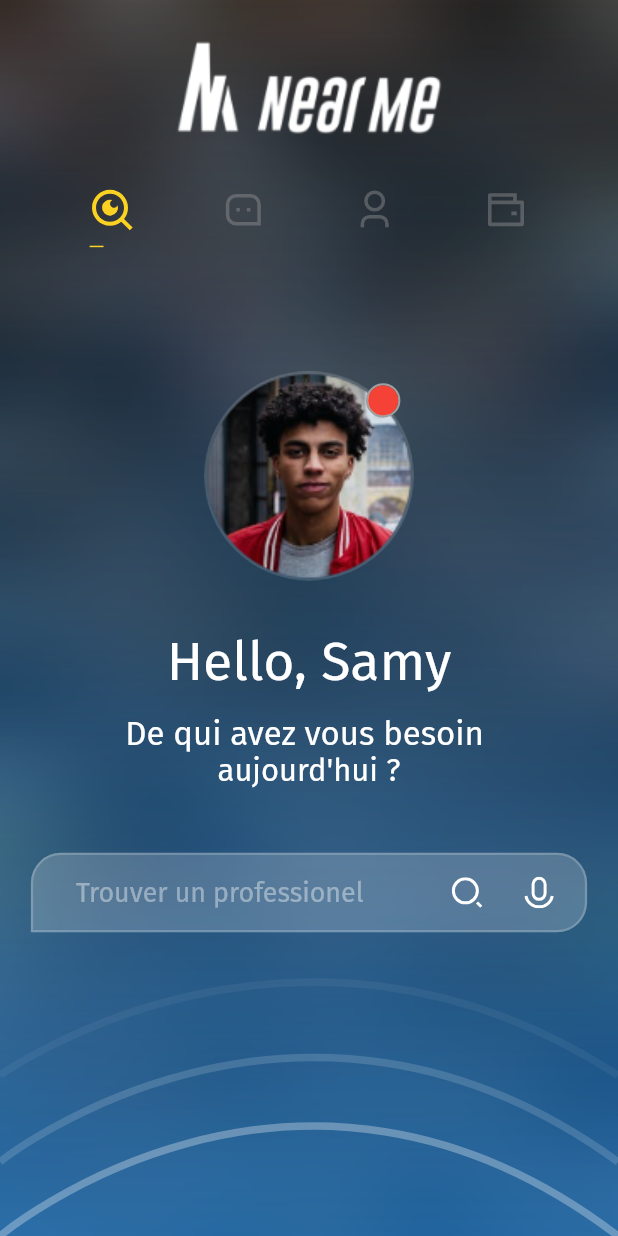
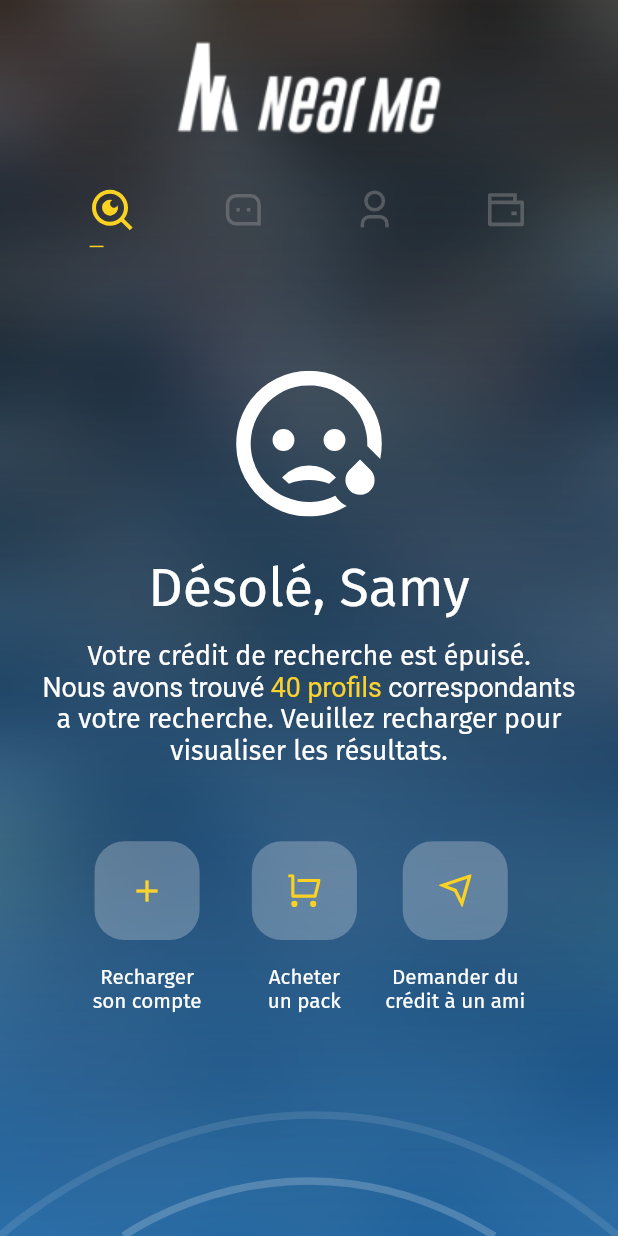
Before and after one commit to parfaitsmartcode/Mapane_Mobile, a Flutter app: the screen it shows after launch, on a phone screen of 412 x 824 dp. Run offline on Flutter 3.47's test engine with Material 2 defaults, Android fonts, the phone set to English and light mode, and no system bars; our stand-ins replace dartz, dio, flutter_svg, get_it, google_fonts, modal_bottom_sheet and 3 more; project files that could hold a hidden picture were left out.

Commit message:
worked on home screens

```diff
--- a/lib/constants/assets.dart
+++ b/lib/constants/assets.dart
@@ -5,6 +5,8 @@ class Assets {
   static const String profilePicture = "assets/Profile-picture.png";
   static const String logoWidthPng = "assets/logo_width_.png";
   static const String cardIcon = "assets/card.png";
+  static const String cartIcon = "assets/cart-icon.svg";
+  static const String sendIcon = "assets/send-icon.svg";
   static const String logoSvg = "assets/logo.svg";
   static const String arrowDownSvg = "assets/arrow-down.svg";
   static const String userIcon = "assets/user-icon.svg";
@@ -20,4 +22,5 @@ class Assets {
   static const String userAppbar = "assets/user-appbar.svg";
   static const String micSearchbar = "assets/mic-searchbar.svg";
   static const String searchSearchbar = "assets/search-searchbar.svg";
+  static const String unsuccessfullIcon = "assets/unsuccessfull.svg";
 }
--- a/lib/custom/widgets/curve_painter.dart
+++ b/lib/custom/widgets/curve_painter.dart
@@ -1,5 +1,4 @@
 import 'package:flutter/material.dart';
-import 'package:near_me/utils/hexcolor.dart';
 
 class CurvePainter extends CustomPainter {
   final double x1;
@@ -9,7 +8,8 @@ class CurvePainter extends CustomPainter {
   final double x3;
   final double y3;
   final Color color;
-  CurvePainter(this.x1,this.y1,this.x2,this.y2,this.x3,this.y3,this.color);
+  double strokeWidth;
+  CurvePainter(this.x1,this.y1,this.x2,this.y2,this.x3,this.y3,this.color,{this.strokeWidth = 5});
   @override
   void paint(Canvas canvas, Size size) {
     var paint = Paint();
@@ -17,7 +17,8 @@ class CurvePainter extends CustomPainter {
     paint.style = PaintingStyle.stroke;
     print(size.width);
     var path = Path();
-    paint.strokeWidth = 5;
+    print(strokeWidth);
+    paint.strokeWidth = strokeWidth;
     path.moveTo(x1, y1);
     path.cubicTo(x1, y1, x2, y2, x3, y3);
     canvas.drawPath(path, paint);
--- a/lib/routes.dart
+++ b/lib/routes.dart
@@ -1,6 +1,7 @@
 import 'package:flutter/material.dart';
 import 'package:near_me/screens/demandeur_register.dart';
 import 'package:near_me/screens/home.dart';
+import 'package:near_me/screens/home_recommanded.dart';
 import 'package:near_me/screens/professionel_register.dart';
 import 'package:near_me/screens/profile_pic.dart';
 import 'package:near_me/screens/select_account.dart';
@@ -17,6 +18,7 @@ class Routes {
   static const String professionelRegister = '/professionelRegister';
   static const String profilePic = '/profilePic';
   static const String homePage = '/homePage';
+  static const String recommended = '/recommended';
 
   static final routes = <String, WidgetBuilder>{
     splash: (BuildContext context) => SplashScreen(),
@@ -25,5 +27,6 @@ class Routes {
     professionelRegister: (BuildContext context) => ProfessionelRegister(),
     profilePic: (BuildContext context) => ProfilePic(),
     homePage: (BuildContext context) => HomePage(),
+    recommended: (BuildContext context) => Recommended(),
   };
 }
--- /dev/null
+++ b/lib/screens/disable_screen.dart
@@ -0,0 +1,257 @@
+import 'package:flutter/material.dart';
+import 'package:flutter_svg/flutter_svg.dart';
+import 'package:near_me/constants/assets.dart';
+import 'package:near_me/custom/widgets/curve_painter.dart';
+import 'package:near_me/utils/hexcolor.dart';
+import 'package:near_me/utils/size_config.dart';
+import 'package:sizer/sizer.dart';
+
+class DisableScreen extends StatefulWidget {
+  @override
+  _DisableScreenState createState() => _DisableScreenState();
+}
+
+class _DisableScreenState extends State<DisableScreen> {
+  @override
+  Widget build(BuildContext context) {
+    return Container(
+        decoration: BoxDecoration(
+            image: DecorationImage(
+                image: AssetImage(Assets.appBackground), fit: BoxFit.fill)),
+        child: Stack(
+          children: [
+            Padding(
+              padding: EdgeInsets.only(top: 30.0.h),
+              child: Align(
+                alignment: Alignment.topCenter,
+                child: SvgPicture.asset(Assets.unsuccessfullIcon)
+              ),
+            ),
+            Padding(
+              padding: EdgeInsets.only(top: SizeConfig.blockSizeVertical * 7),
+              child: Align(
+                alignment: Alignment.center,
+                child: Column(
+                  mainAxisAlignment: MainAxisAlignment.center,
+                  children: [
+                    Text(
+                      "Désolé, Samy",
+                      style: TextStyle(
+                          color: Colors.white,
+                          fontSize: 26.0.sp
+                      ),
+                    ),
+                    SizedBox(
+                      height: SizeConfig.blockSizeVertical * 1.5,
+                    ),
+                    Text(
+                      "Votre crédit de recherche est épuisé.",
+                      style: TextStyle(
+                          color: Colors.white,
+                          fontSize: 13.0.sp
+                      ),
+                    ),
+                    RichText(
+                        text: TextSpan(
+                          text: "Nous avons trouvé ",
+                          style: TextStyle(
+
+                              fontSize: 13.0.sp
+                          ),
+                          children: [
+                            TextSpan(
+                              text: "40 profils",
+                              style: TextStyle(
+                                  fontSize: 13.0.sp,
+                                color: HexColor("#FCD22F")
+                              ),
+                            ),
+                            TextSpan(
+                              text: " correspondants",
+                              style: TextStyle(
+                                  fontSize: 13.0.sp,
+                              ),
+                            )
+                          ]
+                        )
+                    ),
+                    Text(
+                      "a votre recherche. Veuillez recharger pour",
+                      style: TextStyle(
+                          color: Colors.white,
+                          fontSize: 13.0.sp
+                      ),
+                    ),
+                    Text(
+                      "visualiser les résultats.",
+                      style: TextStyle(
+                          color: Colors.white,
+                          fontSize: 13.0.sp
+                      ),
+                    ),
+                  ],
+                ),
+              ),
+            ),
+            Padding(
+              padding: EdgeInsets.only(top: SizeConfig.blockSizeVertical * 50,left: SizeConfig.blockSizeHorizontal * 15,right: SizeConfig.blockSizeHorizontal * 15),
+              child: Align(
+                  alignment: Alignment.center,
+                  child: Row(
+                    mainAxisAlignment: MainAxisAlignment.spaceBetween,
+                    children: [
+                      Column(
+                        mainAxisAlignment: MainAxisAlignment.center,
+                        children: [
+                          Container(
+                            width: SizeConfig.blockSizeHorizontal * 17,
+                            height: SizeConfig.blockSizeVertical * 8,
+                            decoration: BoxDecoration(
+                              color: Colors.white.withOpacity(0.25),
+                              borderRadius: BorderRadius.circular(20)
+                            ),
+                            child: Icon(
+                              Icons.add,
+                              color: HexColor("#FCD22F"),
+                            ),
+                          ),
+                          SizedBox(
+                            height: SizeConfig.blockSizeVertical * 2,
+                          ),
+                          Text(
+                            "Recharger",
+                            style: TextStyle(
+                                color: Colors.white,
+                                fontSize: 10.0.sp
+                            ),
+                          ),
+                          Text(
+                            "son compte",
+                            style: TextStyle(
+                                color: Colors.white,
+                                fontSize: 10.0.sp
+                            ),
+                          ),
+                        ],
+                      ),
+                      SizedBox(
+                        width: SizeConfig.blockSizeHorizontal,
+                      ),
+                      Column(
+                        mainAxisAlignment: MainAxisAlignment.center,
+                        children: [
+                          Container(
+                            width: SizeConfig.blockSizeHorizontal * 17,
+                            height: SizeConfig.blockSizeVertical * 8,
+                            decoration: BoxDecoration(
+                              color: Colors.white.withOpacity(0.25),
+                              borderRadius: BorderRadius.circular(20)
+                            ),
+                            child: Padding(
+                              padding: const EdgeInsets.all(22),
+                              child: SvgPicture.asset(Assets.cartIcon),
+                            )
+                          ),
+                          SizedBox(
+                            height: SizeConfig.blockSizeVertical * 2,
+                          ),
+                          Text(
+                            "Acheter",
+                            style: TextStyle(
+                                color: Colors.white,
+                                fontSize: 10.0.sp
+                            ),
+                          ),
+                          Text(
+                            "un pack",
+                            style: TextStyle(
+                                color: Colors.white,
+                                fontSize: 10.0.sp
+                            ),
+                          ),
+                        ],
+                      ),
+
+                      Padding(
+                        padding:  EdgeInsets.only(left: SizeConfig.blockSizeHorizontal),
+                        child: Column(
+                          mainAxisAlignment: MainAxisAlignment.center,
+                          children: [
+                            Container(
+                              width: SizeConfig.blockSizeHorizontal * 17,
+                              height: SizeConfig.blockSizeVertical * 8,
+                              decoration: BoxDecoration(
+                                color: Colors.white.withOpacity(0.25),
+                                borderRadius: BorderRadius.circular(20)
+                              ),
+                              child: Padding(
+                                padding: const EdgeInsets.all(22),
+                                child: SvgPicture.asset(Assets.sendIcon),
+                              )
+                            ),
+                            SizedBox(
+                              height: SizeConfig.blockSizeVertical * 2,
+                            ),
+                            Text(
+                              "Demander du",
+                              style: TextStyle(
+                                  color: Colors.white,
+                                  fontSize: 10.0.sp
+                              ),
+                            ),
+                            Text(
+                              "crédit à un ami",
+                              style: TextStyle(
+                                  color: Colors.white,
+                                  fontSize: 10.0.sp
+                              ),
+                            ),
+                          ],
+                        ),
+                      )
+                    ],
+                  )
+              ),
+            ),
+            Align(
+              alignment: Alignment.bottomCenter,
+              child: Container(
+                width: double.infinity,
+                height: SizeConfig.screenHeight,
+                child: CustomPaint(
+                  painter: CurvePainter(
+                    SizeConfig.screenWidth * 0.2,
+                    SizeConfig.screenHeight,
+                    SizeConfig.screenWidth / 2.1,
+                    SizeConfig.screenHeight * 0.9,
+                    SizeConfig.screenWidth * 0.8,
+                    SizeConfig.screenHeight,
+                    Colors.white.withOpacity(0.2),
+                  ),
+                  child: SizedBox(),
+                ),
+              ),
+            ),
+            Align(
+              alignment: Alignment.bottomCenter,
+              child: Container(
+                width: double.infinity,
+                height: SizeConfig.screenHeight,
+                child: CustomPaint(
+                  painter: CurvePainter(
+                    0,
+                    SizeConfig.screenHeight,
+                    SizeConfig.screenWidth / 2.1,
+                    SizeConfig.screenHeight * 0.78,
+                    SizeConfig.screenWidth,
+                    SizeConfig.screenHeight,
+                    Colors.white.withOpacity(0.1),
+                  ),
+                  child: SizedBox(),
+                ),
+              ),
+            ),
+          ],
+        ));
+  }
+}
--- a/lib/screens/home.dart
+++ b/lib/screens/home.dart
@@ -2,6 +2,7 @@ import 'dart:ui';
 import 'package:flutter/material.dart';
 import 'package:flutter_svg/flutter_svg.dart';
 import 'package:near_me/constants/assets.dart';
+import 'package:near_me/screens/disable_screen.dart';
 import 'package:near_me/screens/search_screen.dart';
 import 'package:near_me/utils/hexcolor.dart';
 import 'package:near_me/utils/size_config.dart';
@@ -74,7 +75,7 @@ class _HomePageState extends State<HomePage> with TickerProviderStateMixin{
           ),
             body: TabBarView(
               children: [
-               SearchScreen(),
+               DisableScreen(),
                 Center(
                     child: Text(
                       "1",
--- /dev/null
+++ b/lib/screens/home_recommanded.dart
@@ -0,0 +1,100 @@
+import 'package:flutter/material.dart';
+import 'package:near_me/constants/assets.dart';
+import 'package:near_me/custom/widgets/curve_painter.dart';
+import 'package:near_me/utils/hexcolor.dart';
+import 'package:near_me/utils/size_config.dart';
+import 'package:sizer/sizer.dart';
+
+class Recommended extends StatelessWidget {
+  @override
+  Widget build(BuildContext context) {
+    SizeConfig().init(context);
+    return Scaffold(
+      body: Container(
+          decoration: BoxDecoration(
+              image: DecorationImage(
+                  image: AssetImage(Assets.appBackground), fit: BoxFit.fill)),
+          child: Stack(
+            children: [
+              Padding(
+                padding: EdgeInsets.only(bottom: SizeConfig.blockSizeVertical * 20),
+                child: Align(
+                  alignment: Alignment.center,
+                  child: Column(
+                    mainAxisAlignment: MainAxisAlignment.center,
+                    children: [
+                      Text(
+                        "Vous avez recommandé",
+                        style: TextStyle(
+                          color: Colors.white.withOpacity(0.6),
+                          fontSize: 13.0.sp
+                        ),
+                      ),
+                      SizedBox(
+                        height: SizeConfig.blockSizeVertical,
+                      ),
+                      Text(
+                        "Sandrine Nana",
+                        style: TextStyle(
+                          color: Colors.white,
+                          fontSize: 24.0.sp
+                        ),
+                      ),
+                    ]
+                  ),
+                ),
+              ),
+              Align(
+                alignment: Alignment.bottomCenter,
+                child: Container(
+                  width: double.infinity,
+                  height: SizeConfig.screenHeight,
+                  child: CustomPaint(
+                    painter: CurvePainter(
+                      SizeConfig.screenWidth / 2.1,
+                      SizeConfig.screenHeight / 2.1,
+                      SizeConfig.screenWidth / 1.45,
+                      SizeConfig.screenHeight * 0.47,
+                      SizeConfig.screenWidth / 1.42,
+                      SizeConfig.screenHeight * 0.58,
+                      HexColor("#FCD22F"),
+                      strokeWidth: 2
+                    ),
+                  ),
+                ),
+              ),
+              Padding(
+                padding: EdgeInsets.only(top: 15.0.h),
+                child: Align(
+                  alignment: Alignment.center,
+                  child: CircleAvatar(
+                    backgroundColor: Colors.transparent,
+                    radius: 70,
+                    backgroundImage: AssetImage(Assets.profilePicture),
+                  ),
+                ),
+              ),
+              Padding(
+                padding: EdgeInsets.only(top: 25.0.h,left: 28.0.w),
+                child: Align(
+                  alignment: Alignment.center,
+                  child: Container(
+                    decoration: BoxDecoration(
+                        shape: BoxShape.circle,
+                        ),
+                    child: CircleAvatar(
+                      backgroundColor: HexColor("#FCD22F"),
+                      radius: 20,
+                      child: Icon(
+                        Icons.check,
+                        color: Colors.black,
+                      ),
+                    ),
+                ),
+              ),
+              )
+            ],
+          )),
+    );
+  }
+}
--- a/lib/screens/search_screen.dart
+++ b/lib/screens/search_screen.dart
@@ -2,7 +2,6 @@ import 'package:flutter/material.dart';
 import 'package:flutter_svg/flutter_svg.dart';
 import 'package:near_me/constants/assets.dart';
 import 'package:near_me/custom/widgets/curve_painter.dart';
-import 'package:near_me/utils/hexcolor.dart';
 import 'package:near_me/utils/size_config.dart';
 import 'package:sizer/sizer.dart';
 
@@ -14,6 +13,7 @@ class SearchScreen extends StatefulWidget {
 class _SearchScreenState extends State<SearchScreen> {
   @override
   Widget build(BuildContext context) {
+    SizeConfig().init(context);
     return Container(
       decoration: BoxDecoration(
           image: DecorationImage(
```
Also changed, not shown: assets/cart-icon.svg (added), assets/send-icon.svg (added), assets/unsuccessfull.svg (added).
